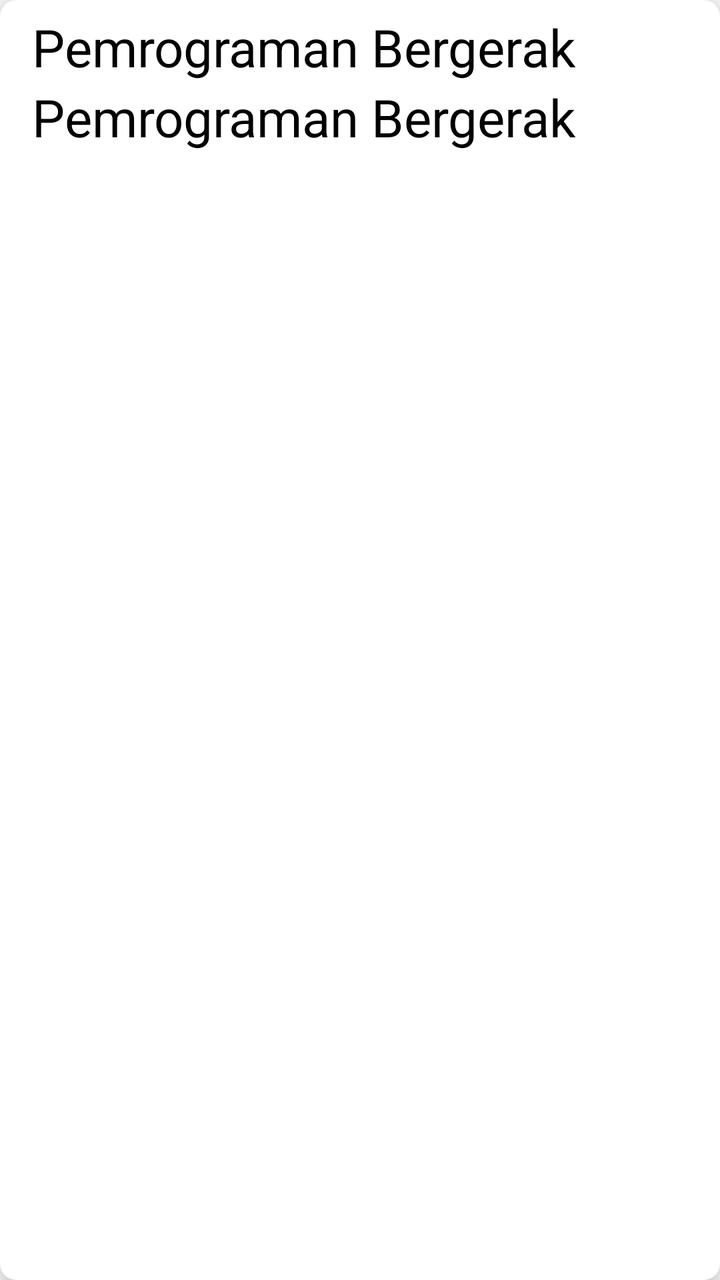
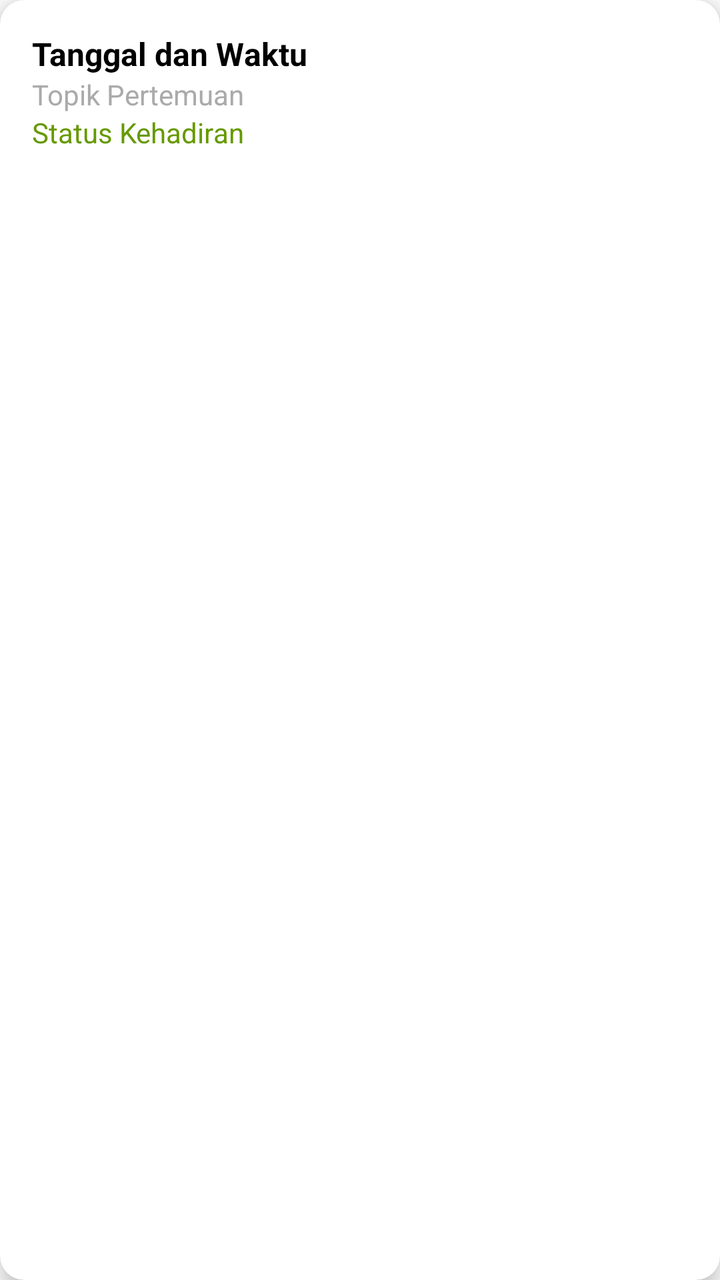

Before-and-after screenshots of an Android layout around one commit, followed by the original layout XML and the change that was made.
<!-- AndroidManifest.xml: application theme Theme.Pedait -->
<!-- res/layout/item_meetings.xml -->
<?xml version="1.0" encoding="utf-8"?>
<androidx.cardview.widget.CardView xmlns:android="http://schemas.android.com/apk/res/android"
    android:layout_width="match_parent"
    android:layout_height="wrap_content"
    xmlns:app="http://schemas.android.com/apk/res-auto"
    app:cardElevation="8dp"
    app:cardCornerRadius="8dp"
    android:layout_margin="16dp">

    <LinearLayout
        android:layout_width="wrap_content"
        android:layout_height="wrap_content"
        android:layout_marginStart="16dp"
        android:layout_marginVertical="6dp"
        android:orientation="vertical">

        <LinearLayout
            android:layout_width="wrap_content"
            android:layout_height="wrap_content"
            android:layout_gravity="center_vertical"
            android:orientation="horizontal">

            <TextView
                android:id="@+id/tvDateTime"
                android:layout_width="wrap_content"
                android:layout_height="wrap_content"
                android:text="Pemrograman Bergerak"
                android:textColor="@color/black"
                android:textSize="26sp"
                android:textStyle="normal"/>

        </LinearLayout><LinearLayout
            android:layout_width="wrap_content"
            android:layout_height="wrap_content"
            android:layout_gravity="center_vertical"
            android:orientation="horizontal">

            <TextView
                android:id="@+id/tvTopic"
                android:layout_width="wrap_content"
                android:layout_height="wrap_content"
                android:text="Pemrograman Bergerak"
                android:textColor="@color/black"
                android:textSize="26sp"
                android:textStyle="normal"/>


        </LinearLayout>

    </LinearLayout>

</androidx.cardview.widget.CardView>
<!-- resources referenced by this layout -->
<resources>
  <color name="black">#FF000000</color>
  <style name="Theme.Pedait" parent="Theme.MaterialComponents.DayNight.NoActionBar">
          
          <item name="colorPrimary">@color/purple_500</item>
          <item name="colorPrimaryVariant">@color/purple_700</item>
          <item name="colorOnPrimary">@color/white</item>
          
          <item name="colorSecondary">@color/teal_200</item>
          <item name="colorSecondaryVariant">@color/teal_700</item>
          <item name="colorOnSecondary">@color/white</item>
          
          <item name="android:statusBarColor">?attr/colorPrimaryVariant</item>
          
  
  
      </style>
  <color name="purple_500">#FF6200EE</color>
  <color name="purple_700">#FF3700B3</color>
  <color name="white">#FFFFFFFF</color>
  <color name="teal_200">#FF03DAC5</color>
  <color name="teal_700">#FF018786</color>
</resources>

<!-- the commit's change to res/layout/item_meetings.xml (unified diff, before → after) -->
@@ -1,52 +1,42 @@
 <?xml version="1.0" encoding="utf-8"?>
 <androidx.cardview.widget.CardView xmlns:android="http://schemas.android.com/apk/res/android"
+    xmlns:app="http://schemas.android.com/apk/res-auto"
     android:layout_width="match_parent"
     android:layout_height="wrap_content"
-    xmlns:app="http://schemas.android.com/apk/res-auto"
-    app:cardElevation="8dp"
-    app:cardCornerRadius="8dp"
-    android:layout_margin="16dp">
+    android:layout_margin="12dp"
+    app:cardElevation="6dp"
+    app:cardCornerRadius="12dp">
 
     <LinearLayout
-        android:layout_width="wrap_content"
+        android:layout_width="match_parent"
         android:layout_height="wrap_content"
-        android:layout_marginStart="16dp"
-        android:layout_marginVertical="6dp"
-        android:orientation="vertical">
+        android:orientation="vertical"
+        android:padding="16dp">
 
-        <LinearLayout
-            android:layout_width="wrap_content"
+        <TextView
+            android:id="@+id/tvDateTime"
+            android:layout_width="match_parent"
             android:layout_height="wrap_content"
-            android:layout_gravity="center_vertical"
-            android:orientation="horizontal">
+            android:text="Tanggal dan Waktu"
+            android:textSize="16sp"
+            android:textColor="@android:color/black"
+            android:textStyle="bold"/>
 
-            <TextView
-                android:id="@+id/tvDateTime"
-                android:layout_width="wrap_content"
-                android:layout_height="wrap_content"
-                android:text="Pemrograman Bergerak"
-                android:textColor="@color/black"
-                android:textSize="26sp"
-                android:textStyle="normal"/>
+        <TextView
+            android:id="@+id/tvTopic"
+            android:layout_width="match_parent"
+            android:layout_height="wrap_content"
+            android:text="Topik Pertemuan"
+            android:textSize="14sp"
+            android:textColor="@android:color/darker_gray"/>
 
-        </LinearLayout><LinearLayout
-            android:layout_width="wrap_content"
+        <TextView
+            android:id="@+id/tvStatus"
+            android:layout_width="match_parent"
             android:layout_height="wrap_content"
-            android:layout_gravity="center_vertical"
-            android:orientation="horizontal">
-
-            <TextView
-                android:id="@+id/tvTopic"
-                android:layout_width="wrap_content"
-                android:layout_height="wrap_content"
-                android:text="Pemrograman Bergerak"
-                android:textColor="@color/black"
-                android:textSize="26sp"
-                android:textStyle="normal"/>
-
-
-        </LinearLayout>
-
+            android:text="Status Kehadiran"
+            android:textSize="14sp"
+            android:textColor="@android:color/holo_green_dark"/>
     </LinearLayout>
 
 </androidx.cardview.widget.CardView>
<!-- resource entries referenced after the edit -->
@@ -1,6 +1,5 @@
 <!-- resources referenced by this layout -->
 <resources>
-  <color name="black">#FF000000</color>
   <style name="Theme.Pedait" parent="Theme.MaterialComponents.DayNight.NoActionBar">
           
           <item name="colorPrimary">@color/purple_500</item>
